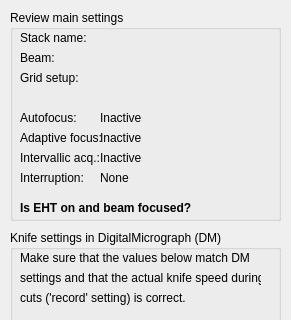
Old version of the form gui/pre_stack_dlg.ui in the repository SBEMimage/SBEMimage; both pictures show x 0 to 291 and y 0 to 320 of the 291 by 607 pixel window.
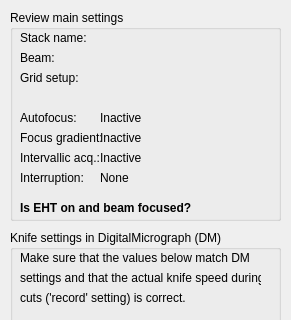
New version of the form.

Commit message: Follow-up fixes after grid_manager refactoring

```diff
--- a/gui/pre_stack_dlg.ui
+++ b/gui/pre_stack_dlg.ui
@@ -561,7 +561,7 @@
      </rect>
     </property>
     <property name="text">
-     <string>Adaptive focus: </string>
+     <string>Focus gradient: </string>
     </property>
    </widget>
    <widget class="QLabel" name="label_adaptiveActive">
```
Left out of the diff: 2 changed lines with no effect on the pictures. The commit also changes 2 other files.
